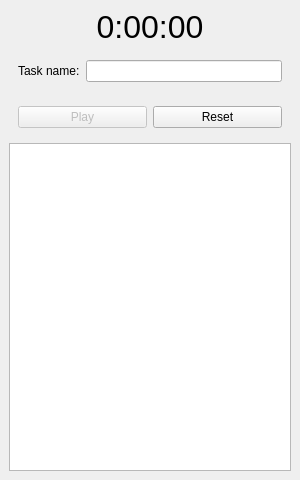
Before: the Qt Designer form MainWindow.ui in RICCIARDI-Adrien/Time_Logger, drawn with Qt 5.
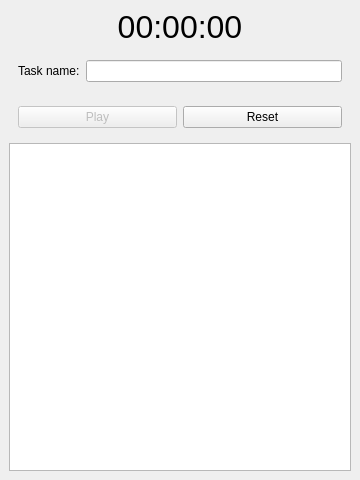
After: the same form once the commit is applied.

Commit message: Added Play button logic. Chronometer is working.

```diff
--- a/MainWindow.ui
+++ b/MainWindow.ui
@@ -6,7 +6,7 @@
    <rect>
     <x>0</x>
     <y>0</y>
-    <width>300</width>
+    <width>360</width>
     <height>480</height>
    </rect>
   </property>
@@ -23,7 +23,7 @@
        </font>
       </property>
       <property name="text">
-       <string>0:00:00</string>
+       <string>00:00:00</string>
       </property>
       <property name="alignment">
        <set>Qt::AlignCenter</set>
```
Left out of the diff: 2 changed lines with no effect on the pictures. The commit also changes 2 other files.
